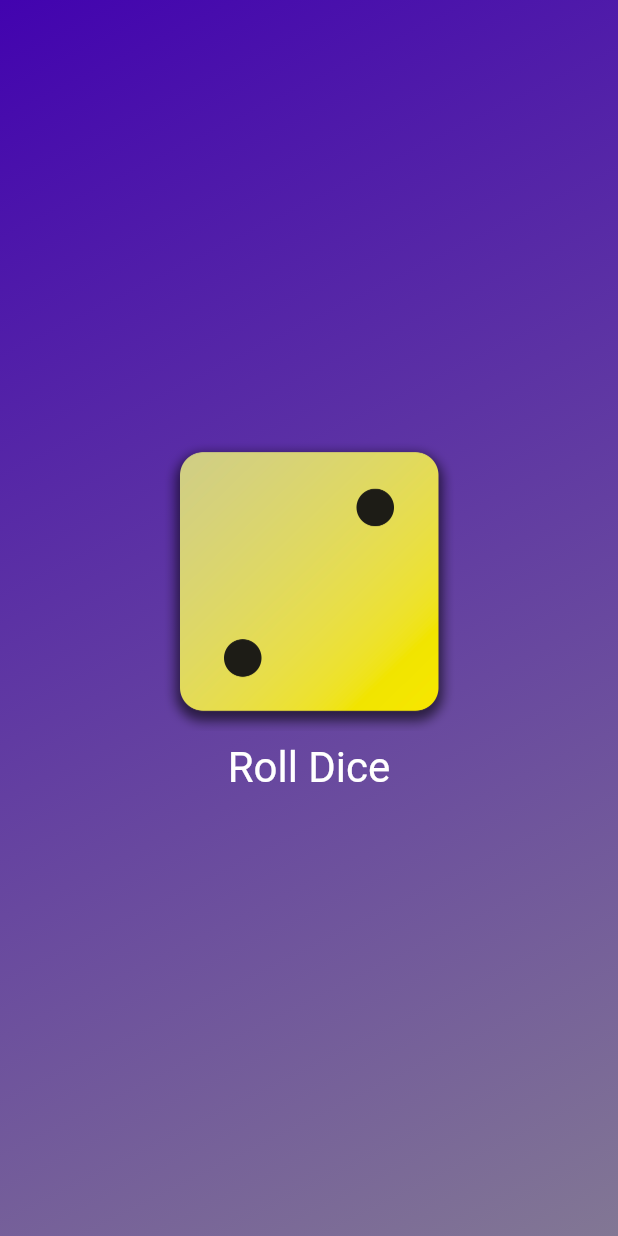
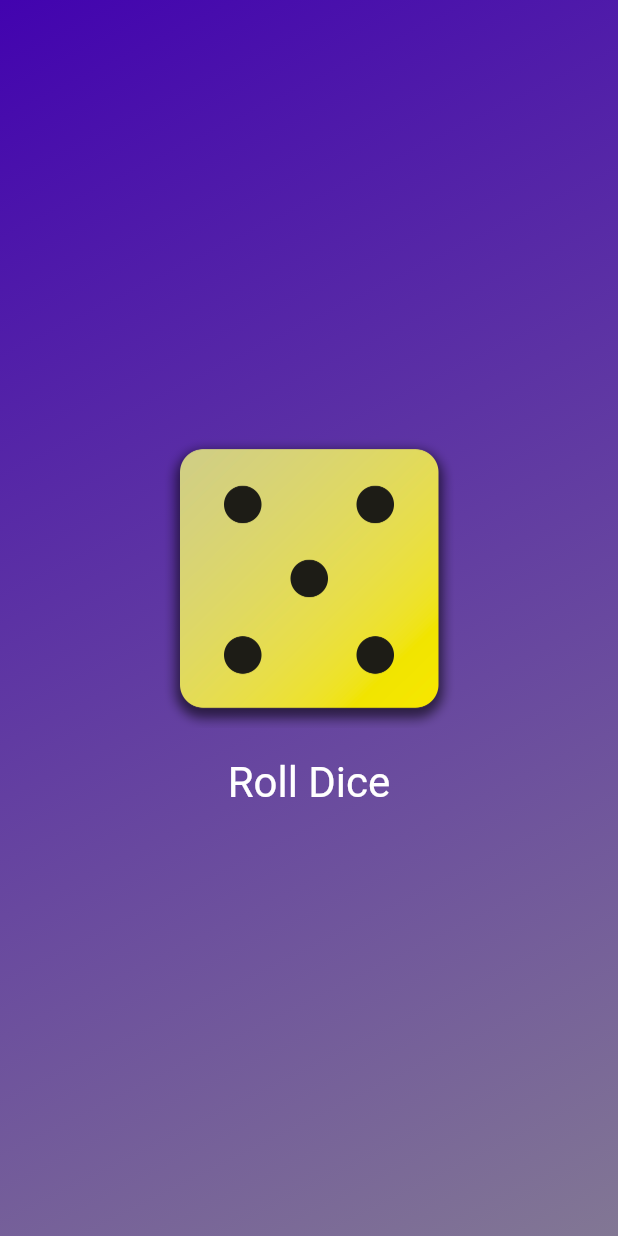
Before and after one commit to terenctbrobots/flutter, a Flutter app: the screen it shows after launch, after a tap on "Roll Dice", on a phone screen of 412 x 824 dp. Run offline on Flutter 3.47's test engine with Material 3 defaults, Android fonts, the phone set to English and light mode, and no system bars.

Commit message:
Finish dice app

```diff
--- /dev/null
+++ b/first_app/lib/dice_roller.dart
@@ -0,0 +1,43 @@
+import 'package:flutter/material.dart';
+import 'dart:math';
+
+final randomizer = Random();
+
+class DiceRoller extends StatefulWidget{
+  const DiceRoller({super.key});
+
+  @override
+  State<DiceRoller> createState() {
+    return _DiceRollerState();
+  }
+}
+
+class _DiceRollerState extends State<DiceRoller> {
+
+  var currentDiceRoll = 2;
+
+
+  void rollDice() {
+    setState( () {
+      currentDiceRoll = randomizer.nextInt(6) + 1;
+    });
+  }
+
+  @override
+  Widget build(context) {
+    return Column(
+          mainAxisSize:MainAxisSize.min,
+          children: [
+          Image.asset('assets/images/dice-$currentDiceRoll.png', width: 200),
+          TextButton(
+            onPressed: rollDice,
+            style: TextButton.styleFrom(
+              padding: const EdgeInsets.only(
+                top:20,
+              ),
+              foregroundColor: Colors.white,
+              textStyle: const TextStyle(fontSize:28)),
+            child: const Text("Roll Dice"),)
+        ]);
+  }
+}
--- a/first_app/lib/gradient_container.dart
+++ b/first_app/lib/gradient_container.dart
@@ -1,34 +1,23 @@
 import 'package:flutter/material.dart';
+import 'package:first_app/dice_roller.dart';
 
 class GradientContainer extends StatelessWidget {
-  const GradientContainer(this.firstColor, this.secondColor, {super.key});
+  const GradientContainer(this.color1, this.color2, {super.key});
 
-  final Color firstColor;
-  final Color secondColor;
-
-  void rollDice() {}
+  final Color color1;
+  final Color color2;
 
   @override
   Widget build(context) {
     return Container(
       decoration: BoxDecoration(
         gradient: LinearGradient(
-          colors: [firstColor, secondColor],
+          colors: [color1, color2],
           begin: Alignment.topLeft,
           end: Alignment.bottomRight,
         ),
       ),
-      child: Center(
-        child: Column(
-          mainAxisSize:MainAxisSize.min,
-          children: [
-          Image.asset('assets/images/dice-2.png', width: 200),
-          TextButton(
-            onPressed: rollDice,
-            style: TextButton.styleFrom(foregroundColor: Colors.white,textStyle: const TextStyle(fontSize:28)),
-            child: const Text("Roll Dice"),)
-        ]),
-      ),
+      child: const Center(child: DiceRoller()),
     );
   }
 }
```
Also changed, not shown: first_app/lib/styled_text.dart (+4 -3 lines).
